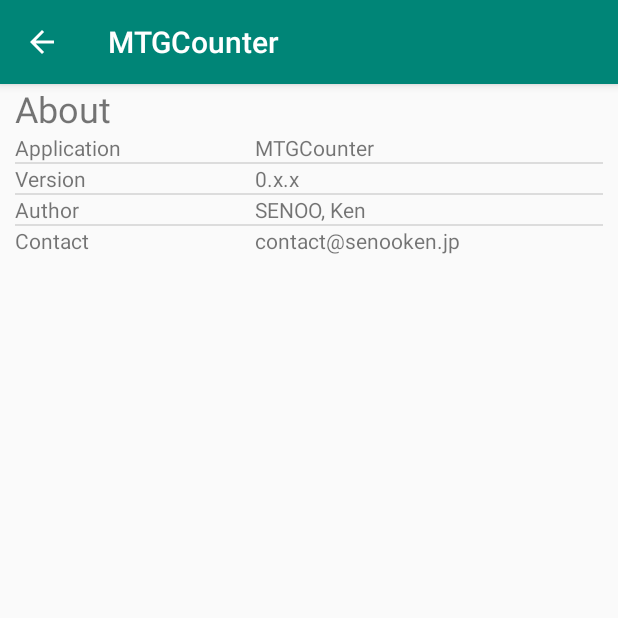
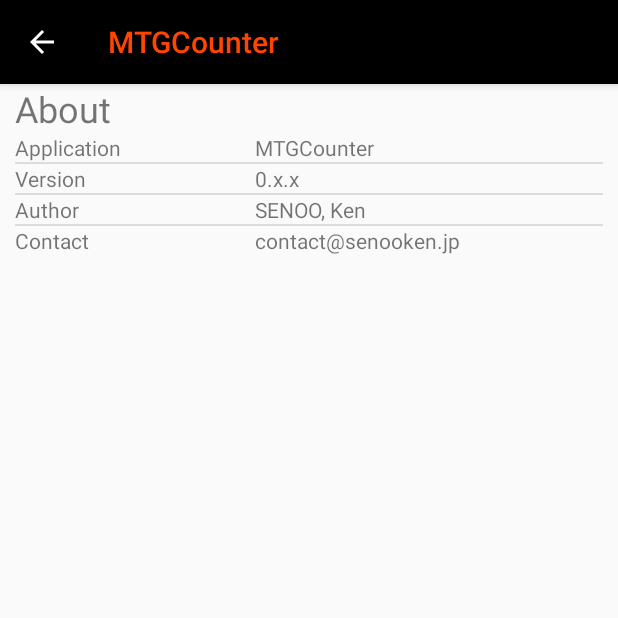
Before and after one commit to senooken/MTGCounter, an Android app: the screen it shows after launch (AboutActivity), in the options menu, after a tap on "About", on a phone screen of 412 x 824 dp, the top half of it. Run offline under Robolectric (Android 15) with nearby library versions, the phone set to English and light mode, and no system bars.

Commit message:
Change ActionBar style

```diff
--- a/app/src/main/res/values/colors.xml
+++ b/app/src/main/res/values/colors.xml
@@ -1,6 +1,6 @@
 <?xml version="1.0" encoding="utf-8"?>
 <resources>
-    <color name="colorPrimary">#008577</color>
+    <color name="colorPrimary">#000000</color>
     <color name="colorPrimaryDark">#00574B</color>
-    <color name="colorAccent">#D81B60</color>
+    <color name="colorAccent">#ff4500</color>
 </resources>
--- a/app/src/main/res/values/styles.xml
+++ b/app/src/main/res/values/styles.xml
@@ -6,6 +6,16 @@
         <item name="colorPrimary">@color/colorPrimary</item>
         <item name="colorPrimaryDark">@color/colorPrimaryDark</item>
         <item name="colorAccent">@color/colorAccent</item>
+
+        <item name="actionBarStyle">@style/actionBar</item>
+    </style>
+
+    <style name="actionBar" parent="Widget.AppCompat.ActionBar.Solid">
+        <item name="titleTextStyle">@style/titleTextStyle</item>
+    </style>
+
+    <style name="titleTextStyle" parent="TextAppearance.AppCompat.Widget.ActionBar.Title">
+        <item name="android:textColor">@color/colorAccent</item>
     </style>
 
 </resources>
```
